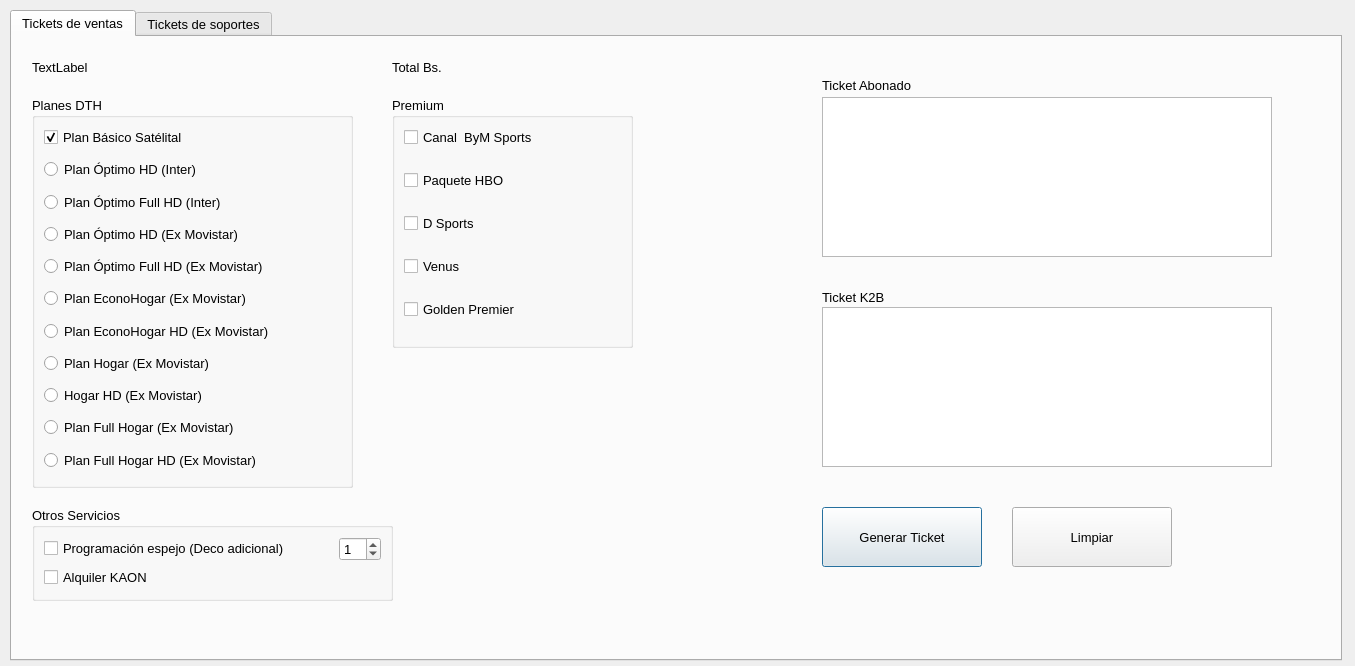
Old version of the form modules/Dth/dth.ui in the repository ceeck65/assistent-inter-app.
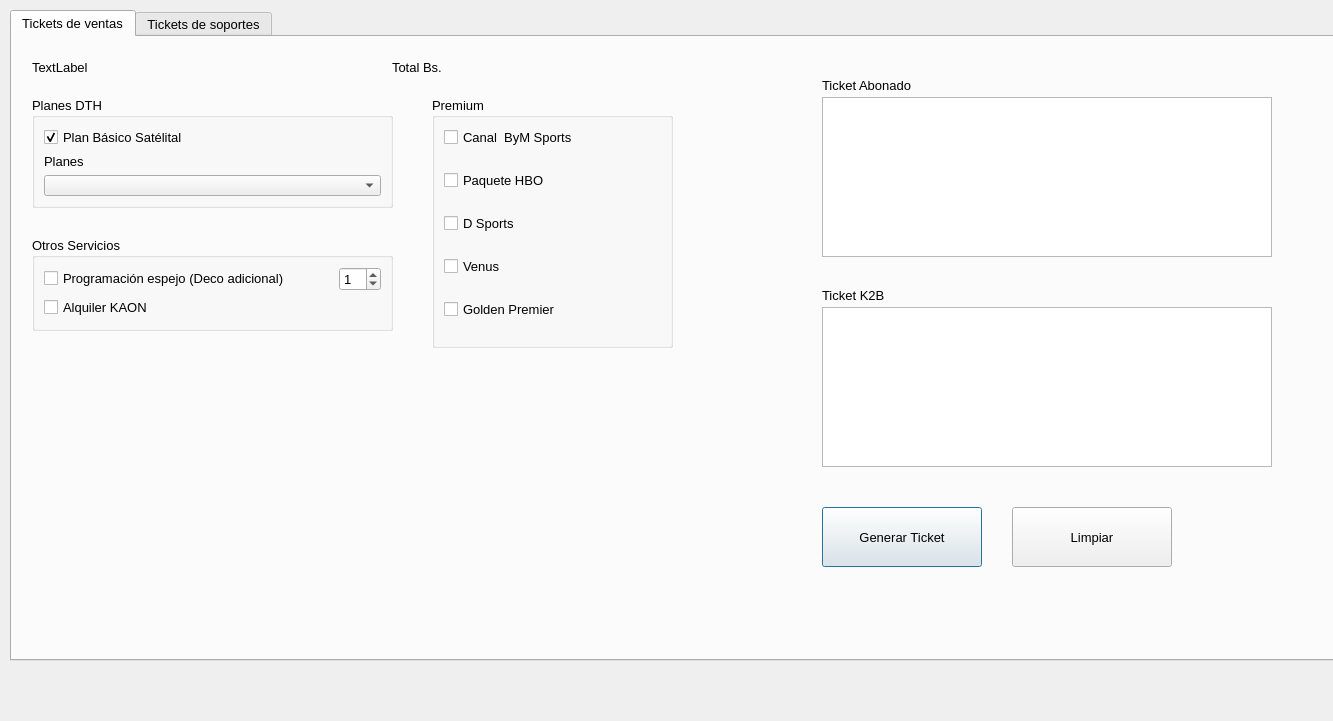
New version of the form. The open tabs and pages were chosen to show the change. Icons and pictures are not drawn.

What changed in the file:
```diff
--- a/modules/Dth/dth.ui
+++ b/modules/Dth/dth.ui
@@ -6,8 +6,8 @@
    <rect>
     <x>0</x>
     <y>0</y>
-    <width>1355</width>
-    <height>666</height>
+    <width>1333</width>
+    <height>721</height>
    </rect>
   </property>
   <property name="windowTitle">
@@ -18,7 +18,7 @@
     <rect>
      <x>10</x>
      <y>10</y>
-     <width>1332</width>
+     <width>1331</width>
      <height>651</height>
     </rect>
    </property>
@@ -55,8 +55,8 @@
       <rect>
        <x>20</x>
        <y>60</y>
-       <width>321</width>
-       <height>391</height>
+       <width>361</width>
+       <height>111</height>
       </rect>
      </property>
      <property name="font">
@@ -109,275 +109,23 @@
          </widget>
         </item>
         <item>
-         <spacer name="verticalSpacer_5">
-          <property name="orientation">
-           <enum>Qt::Vertical</enum>
-          </property>
-          <property name="sizeHint" stdset="0">
-           <size>
-            <width>20</width>
-            <height>40</height>
-           </size>
-          </property>
-         </spacer>
-        </item>
-        <item>
-         <widget class="QRadioButton" name="optimo_hd_inter">
-          <property name="font">
-           <font>
-            <family>Arial</family>
-            <pointsize>10</pointsize>
-            <weight>50</weight>
-            <italic>false</italic>
-            <bold>false</bold>
-           </font>
-          </property>
+         <widget class="QLabel" name="label_8">
           <property name="text">
-           <string>Plan Óptimo HD (Inter)</string>
+           <string>Planes</string>
           </property>
          </widget>
         </item>
         <item>
-         <spacer name="verticalSpacer">
-          <property name="orientation">
-           <enum>Qt::Vertical</enum>
-          </property>
-          <property name="sizeHint" stdset="0">
-           <size>
-            <width>20</width>
-            <height>40</height>
-           </size>
-          </property>
-         </spacer>
-        </item>
-        <item>
-         <widget class="QRadioButton" name="optimo_full_hd_inter">
-          <property name="font">
-           <font>
-            <family>Arial</family>
-            <pointsize>10</pointsize>
-            <weight>50</weight>
-            <italic>false</italic>
-            <bold>false</bold>
-           </font>
-          </property>
-          <property name="text">
-           <string>Plan Óptimo Full HD (Inter)</string>
-          </property>
-         </widget>
-        </item>
-        <item>
-         <spacer name="verticalSpacer_2">
-          <property name="orientation">
-           <enum>Qt::Vertical</enum>
-          </property>
-          <property name="sizeHint" stdset="0">
-           <size>
-            <width>20</width>
-            <height>40</height>
-           </size>
-          </property>
-         </spacer>
-        </item>
-        <item>
-         <widget class="QRadioButton" name="optimo_hd_movistar">
-          <property name="font">
-           <font>
-            <family>Arial</family>
-            <pointsize>10</pointsize>
-            <weight>50</weight>
-            <italic>false</italic>
-            <bold>false</bold>
-           </font>
-          </property>
-          <property name="text">
-           <string>Plan Óptimo HD (Ex Movistar)</string>
-          </property>
-         </widget>
-        </item>
-        <item>
-         <spacer name="verticalSpacer_3">
-          <property name="orientation">
-           <enum>Qt::Vertical</enum>
-          </property>
-          <property name="sizeHint" stdset="0">
-           <size>
-            <width>20</width>
-            <height>40</height>
-           </size>
-          </property>
-         </spacer>
-        </item>
-        <item>
-         <widget class="QRadioButton" name="optimo_full_hd_movistar">
-          <property name="font">
-           <font>
-            <family>Arial</family>
-            <pointsize>10</pointsize>
-            <weight>50</weight>
-            <italic>false</italic>
-            <bold>false</bold>
-           </font>
-          </property>
-          <property name="text">
-           <string>Plan Óptimo Full HD (Ex Movistar)</string>
-          </property>
-         </widget>
-        </item>
-        <item>
-         <spacer name="verticalSpacer_17">
-          <property name="orientation">
-           <enum>Qt::Vertical</enum>
-          </property>
-          <property name="sizeHint" stdset="0">
-           <size>
-            <width>20</width>
-            <height>40</height>
-           </size>
-          </property>
-         </spacer>
-        </item>
-        <item>
-         <widget class="QRadioButton" name="econo_hogar">
-          <property name="text">
-           <string>Plan EconoHogar (Ex Movistar)</string>
-          </property>
-         </widget>
-        </item>
-        <item>
-         <spacer name="verticalSpacer_11">
-          <property name="orientation">
-           <enum>Qt::Vertical</enum>
-          </property>
-          <property name="sizeHint" stdset="0">
-           <size>
-            <width>20</width>
-            <height>40</height>
-           </size>
-          </property>
-         </spacer>
-        </item>
-        <item>
-         <widget class="QRadioButton" name="econo_hogar_hd">
-          <property name="text">
-           <string>Plan EconoHogar HD (Ex Movistar)</string>
-          </property>
-         </widget>
-        </item>
-        <item>
-         <spacer name="verticalSpacer_12">
-          <property name="orientation">
-           <enum>Qt::Vertical</enum>
-          </property>
-          <property name="sizeHint" stdset="0">
-           <size>
-            <width>20</width>
-            <height>40</height>
-           </size>
-          </property>
-         </spacer>
-        </item>
-        <item>
-         <widget class="QRadioButton" name="hogar">
-          <property name="text">
-           <string>Plan Hogar (Ex Movistar)</string>
-          </property>
-         </widget>
-        </item>
-        <item>
-         <spacer name="verticalSpacer_13">
-          <property name="orientation">
-           <enum>Qt::Vertical</enum>
-          </property>
-          <property name="sizeHint" stdset="0">
-           <size>
-            <width>20</width>
-            <height>40</height>
-           </size>
-          </property>
-         </spacer>
-        </item>
-        <item>
-         <widget class="QRadioButton" name="hogar_hd">
-          <property name="text">
-           <string>Hogar HD (Ex Movistar)</string>
-          </property>
-         </widget>
-        </item>
-        <item>
-         <spacer name="verticalSpacer_14">
-          <property name="orientation">
-           <enum>Qt::Vertical</enum>
-          </property>
-          <property name="sizeHint" stdset="0">
-           <size>
-            <width>20</width>
-            <height>40</height>
-           </size>
-          </property>
-         </spacer>
-        </item>
-        <item>
-         <widget class="QRadioButton" name="full_hogar">
-          <property name="text">
-           <string>Plan Full Hogar (Ex Movistar)</string>
-          </property>
-         </widget>
-        </item>
-        <item>
-         <spacer name="verticalSpacer_15">
-          <property name="orientation">
-           <enum>Qt::Vertical</enum>
-          </property>
-          <property name="sizeHint" stdset="0">
-           <size>
-            <width>20</width>
-            <height>40</height>
-           </size>
-          </property>
-         </spacer>
-        </item>
-        <item>
-         <widget class="QRadioButton" name="full_hogar_hd">
-          <property name="text">
-           <string>Plan Full Hogar HD (Ex Movistar)</string>
-          </property>
-         </widget>
-        </item>
-        <item>
-         <spacer name="verticalSpacer_16">
-          <property name="orientation">
-           <enum>Qt::Vertical</enum>
-          </property>
-          <property name="sizeHint" stdset="0">
-           <size>
-            <width>20</width>
-            <height>40</height>
-           </size>
-          </property>
-         </spacer>
+         <widget class="QComboBox" name="plans_dth"/>
         </item>
        </layout>
       </item>
-      <item row="1" column="0">
-       <spacer name="verticalSpacer_4">
-        <property name="orientation">
-         <enum>Qt::Vertical</enum>
-        </property>
-        <property name="sizeHint" stdset="0">
-         <size>
-          <width>20</width>
-          <height>40</height>
-         </size>
-        </property>
-       </spacer>
-      </item>
      </layout>
     </widget>
     <widget class="QGroupBox" name="groupBox_3">
      <property name="geometry">
       <rect>
-       <x>380</x>
+       <x>420</x>
        <y>60</y>
        <width>241</width>
        <height>251</height>
@@ -520,7 +268,7 @@
      <property name="geometry">
       <rect>
        <x>20</x>
-       <y>470</y>
+       <y>200</y>
        <width>361</width>
        <height>94</height>
       </rect>
@@ -682,7 +430,7 @@
      <property name="geometry">
       <rect>
        <x>810</x>
-       <y>252</y>
+       <y>250</y>
        <width>80</width>
        <height>16</height>
       </rect>
```
Left out of the diff: 6 changed lines with no effect on the pictures.
